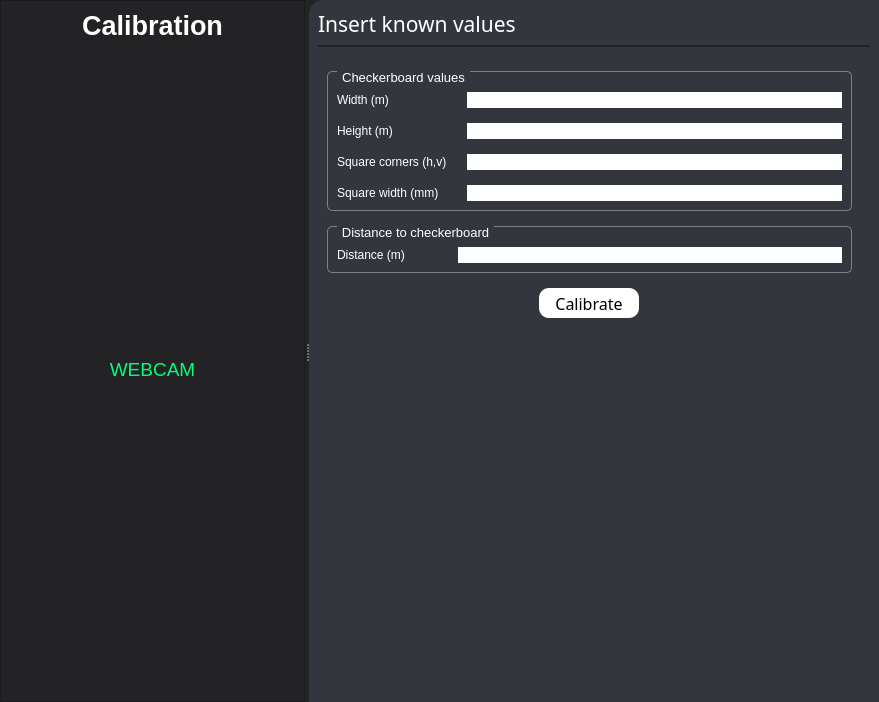
First picture: the form in GUI/ui_calibrationPage.ui, repository Tobias-Mauritzon/DAT067, before the edit.
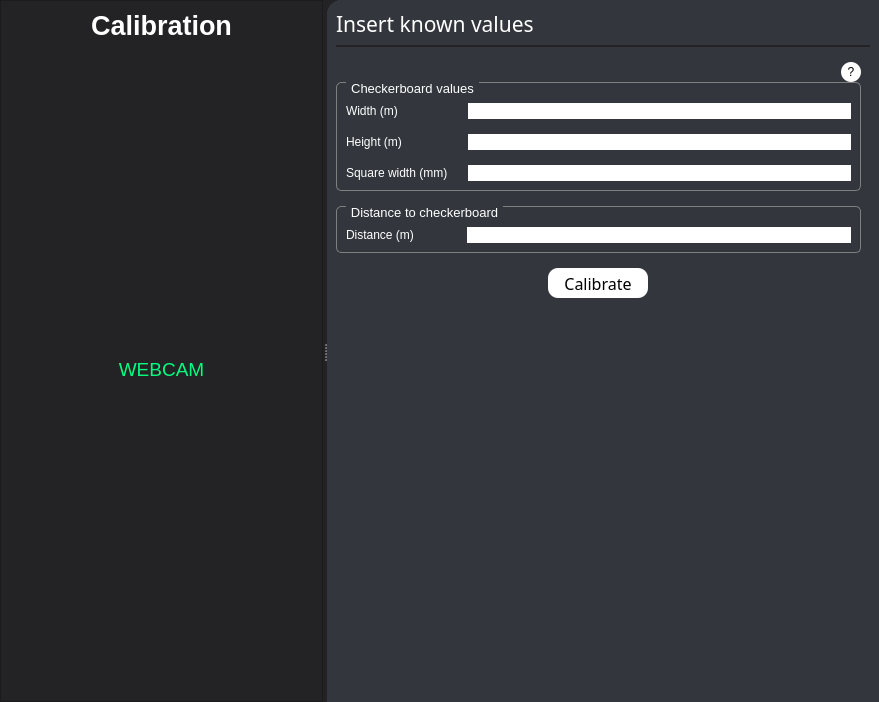
Second picture: the form after the edit.

Commit message: added calibration help

Patch:
```diff
--- a/GUI/ui_calibrationPage.ui
+++ b/GUI/ui_calibrationPage.ui
@@ -397,12 +397,52 @@
                <enum>QFrame::Raised</enum>
               </property>
               <layout class="QVBoxLayout" name="verticalLayout">
+               <property name="spacing">
+                <number>0</number>
+               </property>
                <property name="leftMargin">
                 <number>0</number>
                </property>
                <property name="rightMargin">
                 <number>9</number>
                </property>
+               <item alignment="Qt::AlignRight">
+                <widget class="QPushButton" name="Button_calibration_help">
+                 <property name="sizePolicy">
+                  <sizepolicy hsizetype="Fixed" vsizetype="Fixed">
+                   <horstretch>0</horstretch>
+                   <verstretch>0</verstretch>
+                  </sizepolicy>
+                 </property>
+                 <property name="minimumSize">
+                  <size>
+                   <width>20</width>
+                   <height>20</height>
+                  </size>
+                 </property>
+                 <property name="maximumSize">
+                  <size>
+                   <width>20</width>
+                   <height>20</height>
+                  </size>
+                 </property>
+                 <property name="styleSheet">
+                  <string notr="true">/*Buttons*/
+
+QPushButton{
+	background-color: white;
+	border-radius: 10;
+}
+
+QPushButton:pressed {	
+	background-color: #bcbcbc;
+}</string>
+                 </property>
+                 <property name="text">
+                  <string>?</string>
+                 </property>
+                </widget>
+               </item>
                <item alignment="Qt::AlignTop">
                 <widget class="QFrame" name="frame_2">
                  <property name="minimumSize">
@@ -427,6 +467,18 @@
                   <property name="spacing">
                    <number>15</number>
                   </property>
+                  <property name="leftMargin">
+                   <number>0</number>
+                  </property>
+                  <property name="topMargin">
+                   <number>0</number>
+                  </property>
+                  <property name="rightMargin">
+                   <number>0</number>
+                  </property>
+                  <property name="bottomMargin">
+                   <number>0</number>
+                  </property>
                   <item>
                    <widget class="QGroupBox" name="groupBox_3">
                     <property name="sizePolicy">
@@ -539,29 +591,6 @@
                       </widget>
                      </item>
                      <item row="2" column="0">
-                      <widget class="QLabel" name="label_6">
-                       <property name="styleSheet">
-                        <string notr="true">color: white;</string>
-                       </property>
-                       <property name="text">
-                        <string>Square corners (h,v)</string>
-                       </property>
-                      </widget>
-                     </item>
-                     <item row="2" column="1">
-                      <widget class="QLineEdit" name="lineEdit_SquareCorners">
-                       <property name="sizePolicy">
-                        <sizepolicy hsizetype="Preferred" vsizetype="Fixed">
-                         <horstretch>0</horstretch>
-                         <verstretch>0</verstretch>
-                        </sizepolicy>
-                       </property>
-                       <property name="text">
-                        <string/>
-                       </property>
-                      </widget>
-                     </item>
-                     <item row="3" column="0">
                       <widget class="QLabel" name="label_4">
                        <property name="styleSheet">
                         <string notr="true">color: white;</string>
@@ -571,7 +600,7 @@
                        </property>
                       </widget>
                      </item>
-                     <item row="3" column="1">
+                     <item row="2" column="1">
                       <widget class="QLineEdit" name="lineEdit_SquareWidth">
                        <property name="sizePolicy">
                         <sizepolicy hsizetype="Preferred" vsizetype="Fixed">
```
The commit also changes 17 other files.
